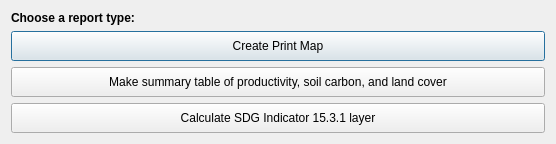
Above: LDMP/gui/DlgReporting.ui from ConservationInternational/trends.earth before the change. Below: the same form after it.
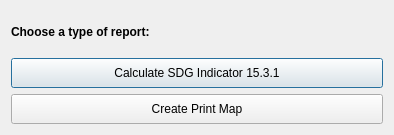
That is the form after the change.

Commit message: Add LPD Layers.

```diff
--- a/LDMP/gui/DlgReporting.ui
+++ b/LDMP/gui/DlgReporting.ui
@@ -9,8 +9,8 @@
    <rect>
     <x>0</x>
     <y>0</y>
-    <width>556</width>
-    <height>139</height>
+    <width>394</width>
+    <height>135</height>
    </rect>
   </property>
   <property name="sizePolicy">
@@ -32,7 +32,20 @@
       </font>
      </property>
      <property name="text">
-      <string>Choose a report type:</string>
+      <string>Choose a type of report:</string>
+     </property>
+    </widget>
+   </item>
+   <item>
+    <widget class="QPushButton" name="btn_sdg">
+     <property name="minimumSize">
+      <size>
+       <width>0</width>
+       <height>30</height>
+      </size>
+     </property>
+     <property name="text">
+      <string>Calculate SDG Indicator 15.3.1</string>
      </property>
     </widget>
    </item>
@@ -49,32 +62,6 @@
      </property>
     </widget>
    </item>
-   <item>
-    <widget class="QPushButton" name="btn_summary_table">
-     <property name="minimumSize">
-      <size>
-       <width>0</width>
-       <height>30</height>
-      </size>
-     </property>
-     <property name="text">
-      <string>Make summary table of productivity, soil carbon, and land cover</string>
-     </property>
-    </widget>
-   </item>
-   <item>
-    <widget class="QPushButton" name="btn_sdg">
-     <property name="minimumSize">
-      <size>
-       <width>0</width>
-       <height>30</height>
-      </size>
-     </property>
-     <property name="text">
-      <string>Calculate SDG Indicator 15.3.1 layer</string>
-     </property>
-    </widget>
-   </item>
   </layout>
  </widget>
  <resources/>
```
The commit also changes 3 other files.
